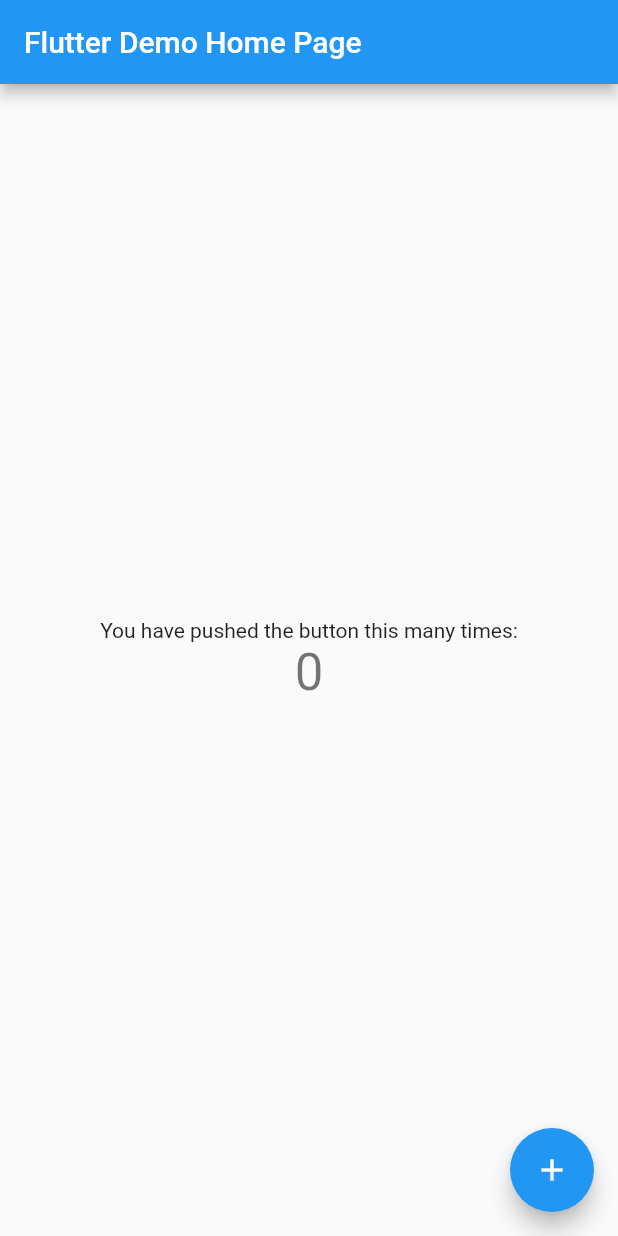
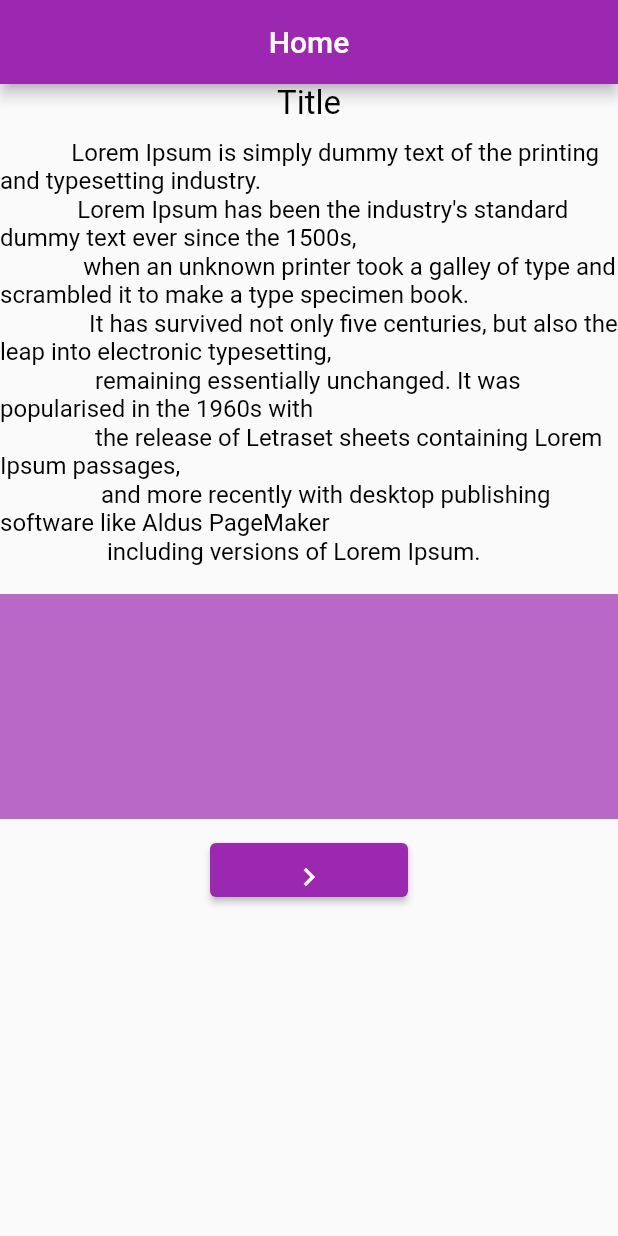
Before and after one commit to ahmedGibran/integrarion_test_simple, a Flutter app: the screen it shows after launch, on a phone screen of 412 x 824 dp. Run offline on Flutter 3.47's test engine with Material 2 defaults, Android fonts, the phone set to English and light mode, and no system bars.

Commit message:
add robot test consipt

```diff
--- a/lib/main.dart
+++ b/lib/main.dart
@@ -1,4 +1,5 @@
 import 'package:flutter/material.dart';
+import 'package:integartion_test_simple/screens/home_screen.dart';
 
 void main() {
   runApp(const MyApp());
@@ -11,105 +12,11 @@ class MyApp extends StatelessWidget {
   @override
   Widget build(BuildContext context) {
     return MaterialApp(
-      title: 'Flutter Demo',
+      title: 'Integration test simple',
       theme: ThemeData(
-        // This is the theme of your application.
-        //
-        // Try running your application with "flutter run". You'll see the
-        // application has a blue toolbar. Then, without quitting the app, try
-        // changing the primarySwatch below to Colors.green and then invoke
-        // "hot reload" (press "r" in the console where you ran "flutter run",
-        // or simply save your changes to "hot reload" in a Flutter IDE).
-        // Notice that the counter didn't reset back to zero; the application
-        // is not restarted.
-        primarySwatch: Colors.blue,
+        primarySwatch: Colors.purple,
       ),
-      home: const MyHomePage(title: 'Flutter Demo Home Page'),
+      home: const HomeScreen(),
     );
   }
 }
-
-class MyHomePage extends StatefulWidget {
-  const MyHomePage({Key? key, required this.title}) : super(key: key);
-
-  // This widget is the home page of your application. It is stateful, meaning
-  // that it has a State object (defined below) that contains fields that affect
-  // how it looks.
-
-  // This class is the configuration for the state. It holds the values (in this
-  // case the title) provided by the parent (in this case the App widget) and
-  // used by the build method of the State. Fields in a Widget subclass are
-  // always marked "final".
-
-  final String title;
-
-  @override
-  State<MyHomePage> createState() => _MyHomePageState();
-}
-
-class _MyHomePageState extends State<MyHomePage> {
-  int _counter = 0;
-
-  void _incrementCounter() {
-    setState(() {
-      // This call to setState tells the Flutter framework that something has
-      // changed in this State, which causes it to rerun the build method below
-      // so that the display can reflect the updated values. If we changed
-      // _counter without calling setState(), then the build method would not be
-      // called again, and so nothing would appear to happen.
-      _counter++;
-    });
-  }
-
-  @override
-  Widget build(BuildContext context) {
-    // This method is rerun every time setState is called, for instance as done
-    // by the _incrementCounter method above.
-    //
-    // The Flutter framework has been optimized to make rerunning build methods
-    // fast, so that you can just rebuild anything that needs updating rather
-    // than having to individually change instances of widgets.
-    return Scaffold(
-      appBar: AppBar(
-        // Here we take the value from the MyHomePage object that was created by
-        // the App.build method, and use it to set our appbar title.
-        title: Text(widget.title),
-      ),
-      body: Center(
-        // Center is a layout widget. It takes a single child and positions it
-        // in the middle of the parent.
-        child: Column(
-          // Column is also a layout widget. It takes a list of children and
-          // arranges them vertically. By default, it sizes itself to fit its
-          // children horizontally, and tries to be as tall as its parent.
-          //
-          // Invoke "debug painting" (press "p" in the console, choose the
-          // "Toggle Debug Paint" action from the Flutter Inspector in Android
-          // Studio, or the "Toggle Debug Paint" command in Visual Studio Code)
-          // to see the wireframe for each widget.
-          //
-          // Column has various properties to control how it sizes itself and
-          // how it positions its children. Here we use mainAxisAlignment to
-          // center the children vertically; the main axis here is the vertical
-          // axis because Columns are vertical (the cross axis would be
-          // horizontal).
-          mainAxisAlignment: MainAxisAlignment.center,
-          children: <Widget>[
-            const Text(
-              'You have pushed the button this many times:',
-            ),
-            Text(
-              '$_counter',
-              style: Theme.of(context).textTheme.headline4,
-            ),
-          ],
-        ),
-      ),
-      floatingActionButton: FloatingActionButton(
-        onPressed: _incrementCounter,
-        tooltip: 'Increment',
-        child: const Icon(Icons.add),
-      ), // This trailing comma makes auto-formatting nicer for build methods.
-    );
-  }
-}
--- /dev/null
+++ b/lib/screens/home_screen.dart
@@ -0,0 +1,62 @@
+import 'package:flutter/material.dart';
+import 'package:integartion_test_simple/screens/second_screen.dart';
+class HomeScreen extends StatelessWidget {
+  const HomeScreen({Key? key}):super(key: key);
+
+  @override
+  Widget build(BuildContext context) {
+    return Scaffold(
+      appBar: AppBar(
+        centerTitle: true,
+        title: const Text("Home"),
+      ),
+      body: SingleChildScrollView(
+        child:Column(
+          children:  [
+           const Text(
+             "Title",style: TextStyle(fontSize: 22,color: Colors.black),
+              key:Key("home_title_text"),
+           ),
+            const  SizedBox(height: 10,),
+            const   Text(
+              """
+            Lorem Ipsum is simply dummy text of the printing and typesetting industry.
+             Lorem Ipsum has been the industry's standard dummy text ever since the 1500s,
+              when an unknown printer took a galley of type and scrambled it to make a type specimen book.
+               It has survived not only five centuries, but also the leap into electronic typesetting,
+                remaining essentially unchanged. It was popularised in the 1960s with
+                the release of Letraset sheets containing Lorem Ipsum passages,
+                 and more recently with desktop publishing software like Aldus PageMaker
+                  including versions of Lorem Ipsum.
+            """,style: TextStyle(fontSize: 16,color: Colors.black),
+
+            key: Key("home_description_text"),),
+            SizedBox(
+              width: MediaQuery.of(context).size.width,
+              height: 150,
+              child: Container(
+                color: Colors.purple.shade300,
+              ),
+            ),
+            const  SizedBox(height: 10,),
+            ElevatedButton(
+              key: const Key("home_navigate_second_screen"),
+              onPressed: (){
+                Navigator.of(context).push(MaterialPageRoute(builder: (context)=>const SecondScreen()));
+
+            },
+              child: Container(
+                height: 15,
+                width: 100,
+                color: Colors.purple,
+                child: const Center(child: Icon(Icons.navigate_next),),
+              ),
+
+            )
+
+          ],
+        ),
+      ),
+    );
+  }
+}
--- /dev/null
+++ b/lib/screens/screens.dart
@@ -0,0 +1,3 @@
+export 'home_screen.dart';
+export 'second_screen.dart';
+export 'third_screen.dart';
--- /dev/null
+++ b/lib/screens/third_screen.dart
@@ -0,0 +1,69 @@
+import 'package:flutter/material.dart';
+
+class ThirdScreen extends StatelessWidget {
+  const ThirdScreen({Key? key}) : super(key: key);
+  @override
+  Widget build(BuildContext context) {
+    return Scaffold(
+      appBar: AppBar(
+        centerTitle: true,
+        title: const Text("Third"),
+      ),
+      body: SingleChildScrollView(
+        child: Column(
+          children: [
+            const Text(
+              "Third Title",
+              style: TextStyle(fontSize: 22, color: Colors.black),
+              key: Key("third_title_text"),
+            ),
+            const SizedBox(
+              height: 10,
+            ),
+            const Text(
+              """
+            Lorem Ipsum is simply dummy text of the printing and typesetting industry.
+             Lorem Ipsum has been the industry's standard dummy text ever since the 1500s,
+              when an unknown printer took a galley of type and scrambled it to make a type specimen book.
+               It has survived not only five centuries, but also the leap into electronic typesetting,
+                remaining essentially unchanged. It was popularised in the 1960s with
+                the release of Letraset sheets containing Lorem Ipsum passages,
+                 and more recently with desktop publishing software like Aldus PageMaker
+                  including versions of Lorem Ipsum.
+            """,
+              style: TextStyle(fontSize: 16, color: Colors.black),
+              textAlign: TextAlign.center,
+            ),
+            const SizedBox(
+              height: 10,
+            ),
+            SizedBox(
+              width: MediaQuery.of(context).size.width,
+              height: 150,
+              child: Container(
+                color: Colors.purple.shade300,
+              ),
+            ),
+            const SizedBox(
+              height: 10,
+            ),
+            ElevatedButton(
+              key: const Key("third_pop_screen"),
+              onPressed: () {
+                Navigator.of(context).pop();
+              },
+              child: Container(
+                height: 15,
+                width: 100,
+                color: Colors.purple,
+                child: const Center(
+                  child: Icon(Icons.arrow_back_outlined),
+                ),
+              ),
+            )
+          ],
+        ),
+      ),
+    );
+  }
+}
```
Also changed, not shown: lib/screens/second_screen.dart (added, +55 -0 lines), 3 other files.
